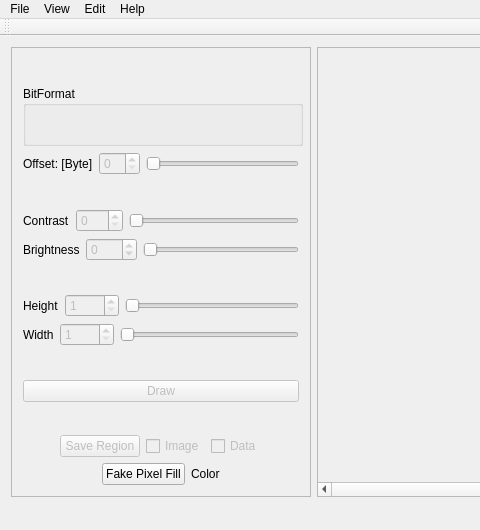
First picture: the form in mainwindow.ui, repository ElfoLiNk/ImageStenography, before the edit; both pictures show x 0 to 480 and y 0 to 530 of the 779 by 530 pixel window.
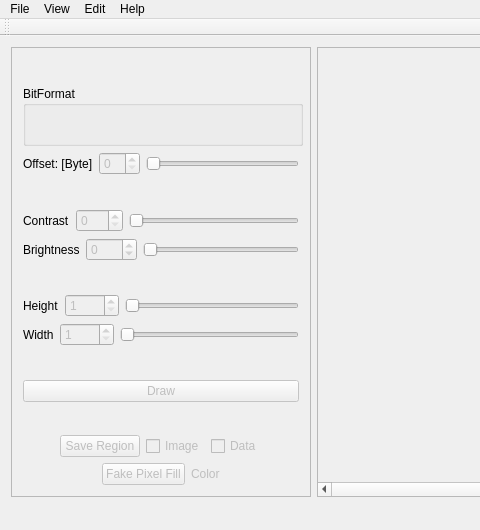
Second picture: the form after the edit.

What changed in the file:
```diff
--- a/mainwindow.ui
+++ b/mainwindow.ui
@@ -105,8 +105,8 @@
            <rect>
             <x>11</x>
             <y>22</y>
-            <width>258</width>
-            <height>19</height>
+            <width>307</width>
+            <height>22</height>
            </rect>
           </property>
           <layout class="QHBoxLayout" name="horizontalLayout_5">
@@ -515,6 +515,9 @@
          </item>
          <item>
           <widget class="QPushButton" name="pixelFillpushButton">
+           <property name="enabled">
+            <bool>false</bool>
+           </property>
            <property name="text">
             <string>Fake Pixel Fill</string>
            </property>
@@ -522,6 +525,9 @@
          </item>
          <item>
           <widget class="QLabel" name="colorLabel">
+           <property name="enabled">
+            <bool>false</bool>
+           </property>
            <property name="text">
             <string>Color</string>
            </property>
```
Left out of the diff: 2 changed lines with no effect on the pictures.
